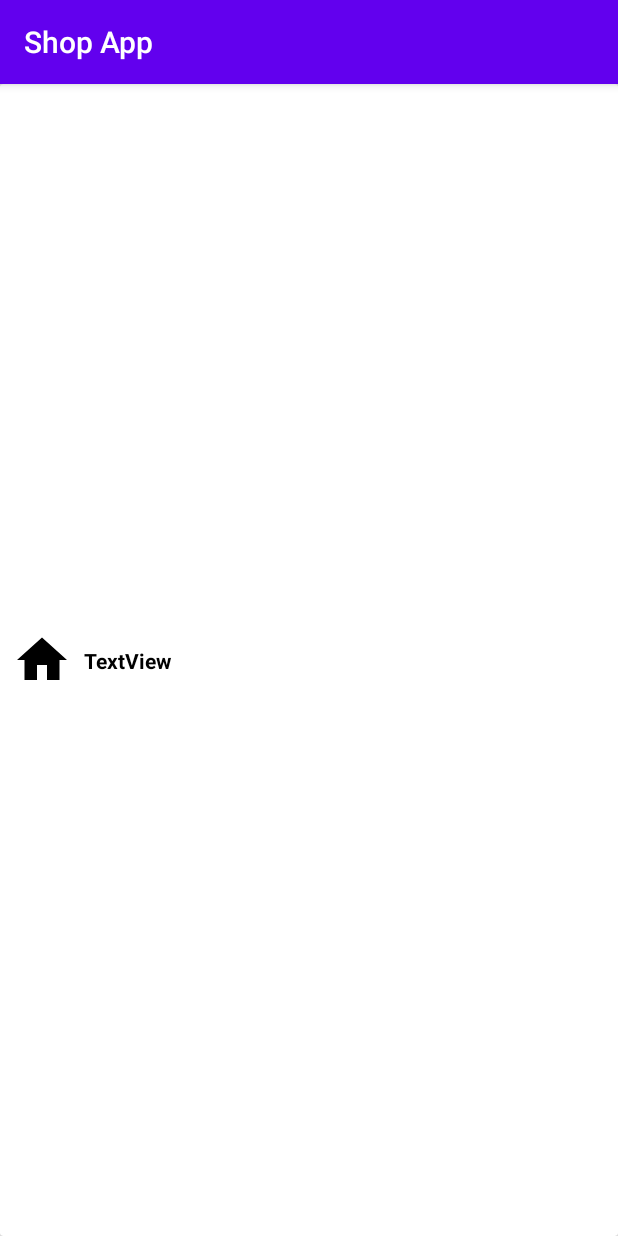
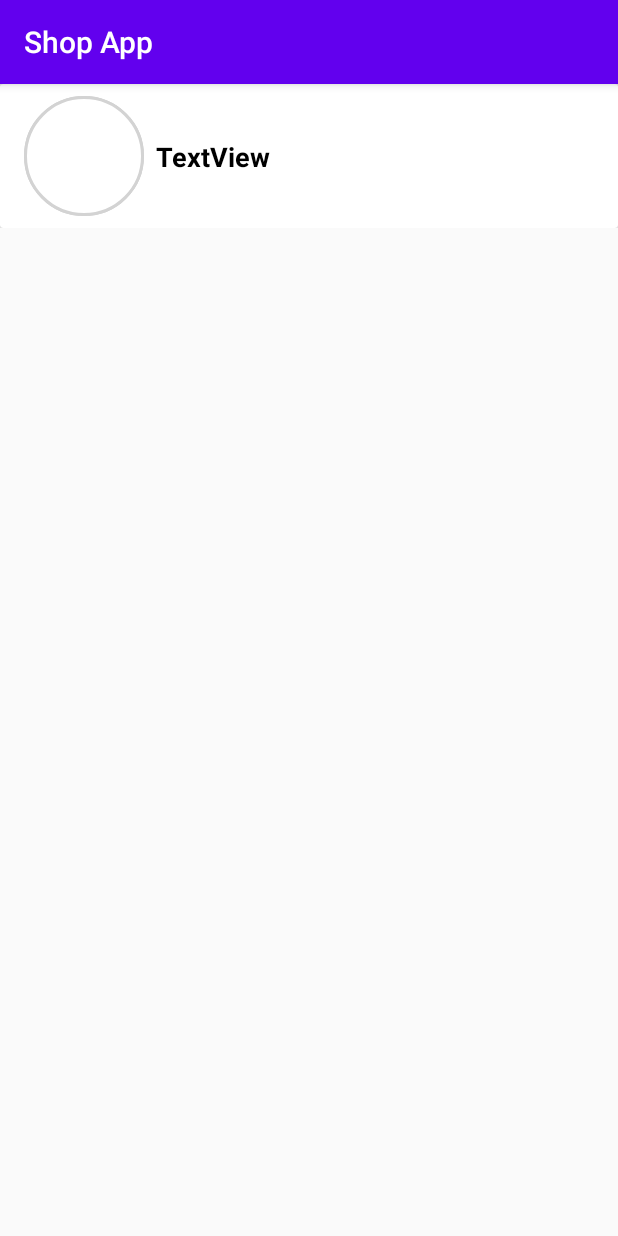
Before and after one commit to micoinfante/tsumugiya, an Android app: the fragment MenuItemFragment shown on its own in the app's theme, on a phone screen of 412 x 824 dp. Run offline under Robolectric (Android 15) with nearby library versions, the phone set to English and light mode, and no system bars.

Commit message:
* Added tab items\n * Added google map view\n * Added QR Code generate\n * Started fixing colors\n * Added Menu Category list

```diff
--- a/app/src/main/java/com/ortech/shopapp/Adapters/MenuCategoryAdapter.kt
+++ b/app/src/main/java/com/ortech/shopapp/Adapters/MenuCategoryAdapter.kt
@@ -39,8 +39,9 @@ class MenuCategoryAdapter: RecyclerView.Adapter<RecyclerView.ViewHolder>() {
     when(holder) {
       is MenuCategoryViewHolder -> {
         holder.apply {
-          Log.d(TAG, "New Store: $position")
+
           val category = categories[position]
+          Log.d(TAG, "New Menu: $position ${category.categoryLabel}")
           holder.bind(category)
         }
       }
@@ -59,7 +60,7 @@ class MenuCategoryAdapter: RecyclerView.Adapter<RecyclerView.ViewHolder>() {
 
     @RequiresApi(Build.VERSION_CODES.LOLLIPOP)
     fun bind(category: MenuCategory){
-      categoryLabel.text = category.name
+      categoryLabel.text = category.categoryLabel
       categoryIcon.clipToOutline = true
       Picasso.get()
         .load(Uri.parse(category.imageURL))
--- a/app/src/main/java/com/ortech/shopapp/BottomNavigationActivity.kt
+++ b/app/src/main/java/com/ortech/shopapp/BottomNavigationActivity.kt
@@ -46,6 +46,10 @@ class BottomNavigationActivity : AppCompatActivity() {
 //          startActivity(intent)
           return@setOnNavigationItemSelectedListener true
         }
+        R.id.navigation_menu_category-> {
+          loadFragment(MenuFragment())
+          return@setOnNavigationItemSelectedListener true
+        }
 
       }
       false
--- a/app/src/main/java/com/ortech/shopapp/MenuFragment.kt
+++ b/app/src/main/java/com/ortech/shopapp/MenuFragment.kt
@@ -13,6 +13,7 @@ import com.google.firebase.ktx.Firebase
 import com.ortech.shopapp.Adapters.MenuCategoryAdapter
 import com.ortech.shopapp.Models.MenuCategory
 import com.ortech.shopapp.Models.Store
+import com.ortech.shopapp.Views.TopSpacingDecoration
 import kotlinx.android.synthetic.main.fragment_menu.*
 
 
@@ -55,12 +56,13 @@ class MenuFragment : Fragment() {
     val recyclerView = menuCategoryRecyclerView
     recyclerView.apply {
       layoutManager = LinearLayoutManager(this@MenuFragment.context)
+      addItemDecoration(TopSpacingDecoration(6))
       recyclerView.adapter = menuCategoryAdapter
     }
   }
 
   private fun getMenuCategory() {
-    db.collection("CMSBranches").get()
+    db.collection("CMSMenuCategory").get()
       .addOnSuccessListener { result ->
         for (document in result) {
           val newMenuCategory = document.toObject(MenuCategory::class.java)
--- a/app/src/main/java/com/ortech/shopapp/Models/MenuCategoryModel.kt
+++ b/app/src/main/java/com/ortech/shopapp/Models/MenuCategoryModel.kt
@@ -6,11 +6,10 @@ data class MenuCategory (
   @SerializedName("categoryID")
   val id: String = "",
   @SerializedName("categoryLabel")
-  val name: String = "",
+  val categoryLabel: String = "",
   val filename: String = "",
   val imageURL: String = "",
   val mainID: String = "",
-  val orderBy: Number = 0,
   val selectedBranch: List<String> = ArrayList(),
   val selectedStore: List<String> = ArrayList()
 )
--- /dev/null
+++ b/app/src/main/res/drawable/circular_image_white_bg.xml
@@ -0,0 +1,6 @@
+<shape xmlns:android="http://schemas.android.com/apk/res/android"
+    android:shape="rectangle">
+    <solid android:color="@color/accent_white"/>
+    <corners android:radius="50dp" />
+    <stroke android:color="#d3d3d3" android:width="2dp"/>
+</shape>
--- a/app/src/main/res/layout/fragment_menu_item.xml
+++ b/app/src/main/res/layout/fragment_menu_item.xml
@@ -3,12 +3,12 @@
     xmlns:app="http://schemas.android.com/apk/res-auto"
     xmlns:tools="http://schemas.android.com/tools"
     android:layout_width="match_parent"
-    android:layout_height="match_parent"
+    android:layout_height="wrap_content"
     tools:context=".MenuItemFragment">
 
     <androidx.cardview.widget.CardView
         android:layout_width="match_parent"
-        android:layout_height="match_parent" >
+        android:layout_height="wrap_content">
 
         <androidx.constraintlayout.widget.ConstraintLayout
             android:layout_width="match_parent"
@@ -16,15 +16,20 @@
 
             <ImageView
                 android:id="@+id/imageViewMenuCategory"
-                android:layout_width="40dp"
-                android:layout_height="40dp"
-                android:layout_marginStart="8dp"
-                android:layout_marginLeft="8dp"
+                android:layout_width="80dp"
+                android:layout_height="80dp"
+                android:layout_marginStart="16dp"
+                android:layout_marginLeft="16dp"
+                android:layout_marginTop="8dp"
+                android:layout_marginBottom="8dp"
+                android:background="@drawable/circular_image_white_bg"
                 android:contentDescription="TODO"
+                android:cropToPadding="true"
+                android:foregroundGravity="fill"
                 app:layout_constraintBottom_toBottomOf="parent"
                 app:layout_constraintStart_toStartOf="parent"
                 app:layout_constraintTop_toTopOf="parent"
-                app:srcCompat="@drawable/ic_home_black_24dp" />
+                app:srcCompat="@drawable/circular_image_white_bg" />
 
             <TextView
                 android:id="@+id/tvMenuCategory"
@@ -34,6 +39,7 @@
                 android:layout_marginLeft="8dp"
                 android:text="TextView"
                 android:textColor="#000000"
+                android:textSize="18sp"
                 android:textStyle="bold"
                 app:layout_constraintBottom_toBottomOf="parent"
                 app:layout_constraintStart_toEndOf="@+id/imageViewMenuCategory"
--- a/app/src/main/res/navigation/mobile_navigation.xml
+++ b/app/src/main/res/navigation/mobile_navigation.xml
@@ -36,4 +36,9 @@
         android:name="com.ortech.shopapp.StoreTabListActivity"
         android:label="activity_store_tab_list"
         tools:layout="@layout/activity_store_tab_list" />
+    <fragment
+        android:id="@+id/navigation_menu_category"
+        android:name="com.ortech.shopapp.MenuFragment"
+        android:label="fragment_menu"
+        tools:layout="@layout/fragment_menu" />
 </navigation>
```
Also changed, not shown: app/src/main/res/menu/bottom_nav_menu.xml (+7 -2 lines).
